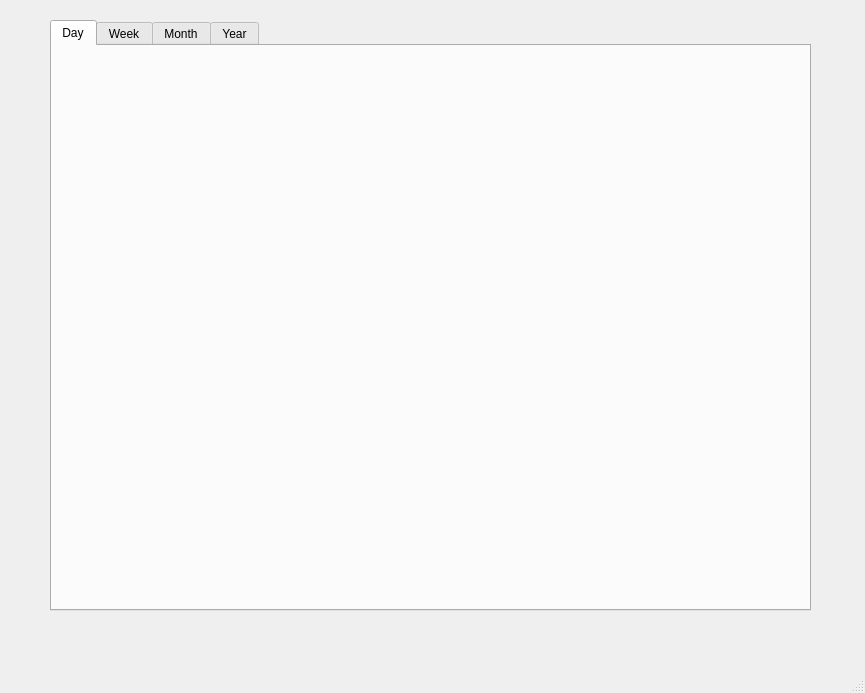
Old version of the form view/EverCal.ui in the repository martin-cao/EverCal.
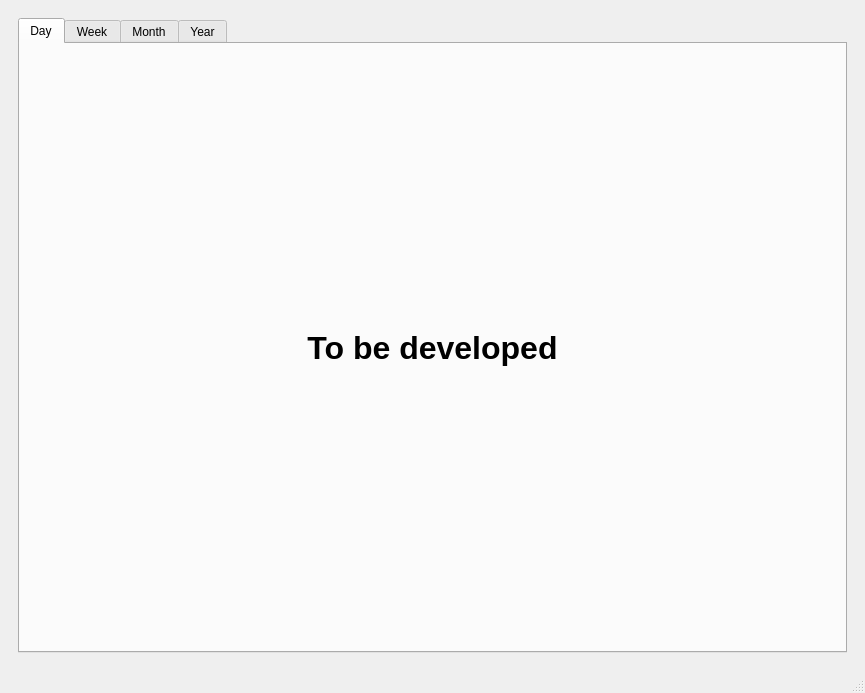
New version of the form. The open tabs and pages were chosen to show the change.

What changed in the file:
```diff
--- a/view/EverCal.ui
+++ b/view/EverCal.ui
@@ -14,15 +14,9 @@
    <string>MainWindow</string>
   </property>
   <widget class="QWidget" name="centralwidget">
+   <layout class="QGridLayout" name="gridLayout_4">
+    <item row="0" column="0">
    <widget class="QWidget" name="gridWidget" native="true">
-    <property name="geometry">
-     <rect>
-      <x>50</x>
-      <y>20</y>
-      <width>761</width>
-      <height>591</height>
-     </rect>
-    </property>
     <layout class="QGridLayout" name="gridLayout">
      <item row="0" column="0">
       <widget class="QTabWidget" name="tabWidget">
@@ -45,6 +39,24 @@
         <attribute name="title">
          <string>Day</string>
         </attribute>
+          <layout class="QGridLayout" name="gridLayout_5">
+           <item row="0" column="0">
+            <widget class="QLabel" name="label_2">
+             <property name="font">
+              <font>
+               <pointsize>24</pointsize>
+               <bold>true</bold>
+              </font>
+             </property>
+             <property name="text">
+              <string>To be developed</string>
+             </property>
+             <property name="alignment">
+              <set>Qt::AlignmentFlag::AlignCenter</set>
+             </property>
+            </widget>
+           </item>
+          </layout>
        </widget>
        <widget class="QWidget" name="tab_week">
         <attribute name="title">
@@ -92,6 +104,8 @@
      </item>
     </layout>
    </widget>
+    </item>
+   </layout>
   </widget>
   <widget class="QMenuBar" name="menubar">
    <property name="geometry">
```
Left out of the diff: 40 changed lines with no effect on the pictures. Lines whose indentation alone changed are shown as unchanged.
